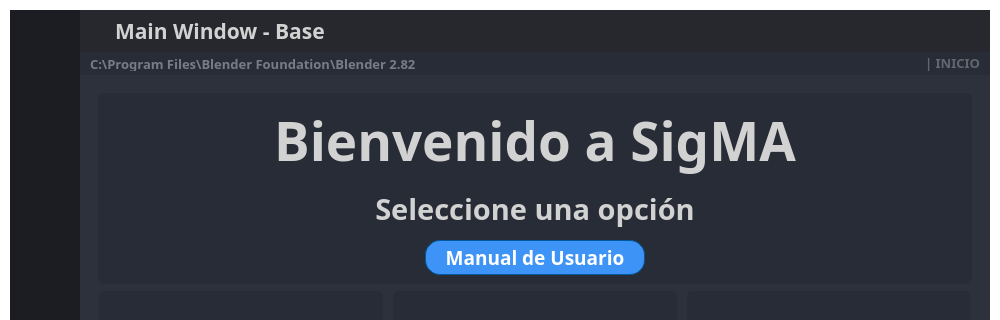
Above: src/ui/GUI_BASE.ui from lucasdepetrisd/Signal-Modulation-Analyzer before the change; both pictures show x 0 to 1000 and y 0 to 320 of the 1000 by 800 pixel window. Below: the same form after it.
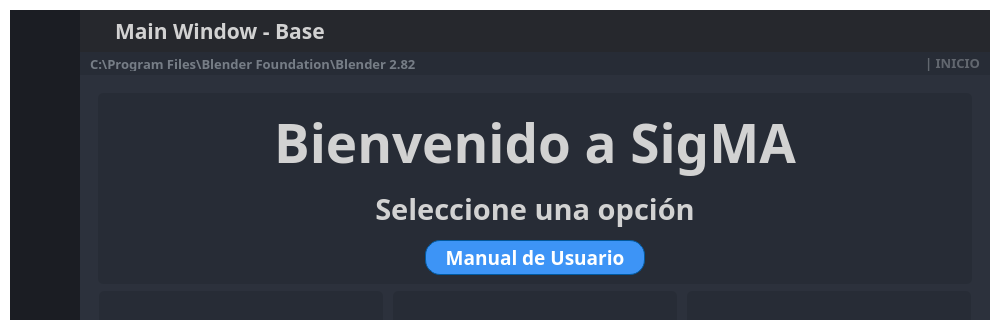
That is the form after the change. Icons and pictures are not drawn. Custom widgets are drawn as their Qt base class.

```diff
--- a/src/ui/GUI_BASE.ui
+++ b/src/ui/GUI_BASE.ui
@@ -1603,13 +1603,13 @@
                          <property name="minimumSize">
                           <size>
                            <width>0</width>
-                           <height>0</height>
+                           <height>80</height>
                           </size>
                          </property>
                          <property name="maximumSize">
                           <size>
                            <width>16777215</width>
-                           <height>160</height>
+                           <height>170</height>
                           </size>
                          </property>
                          <property name="frameShape">
```
Left out of the diff: 66 changed lines with no effect on the pictures.
